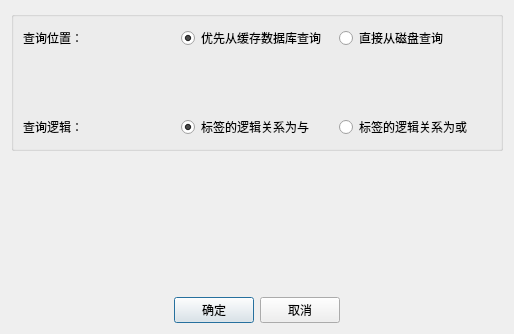
lujiajingcn/FileMarker, file dlgsearchconfig.ui: the form before one commit.
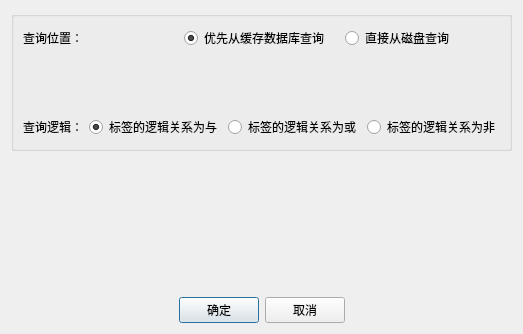
The form after the commit.

Commit message: 实现「逻辑非」(NOT) 搜索

What changed in the file:
```diff
--- a/dlgsearchconfig.ui
+++ b/dlgsearchconfig.ui
@@ -99,6 +99,19 @@
           </attribute>
          </widget>
         </item>
+        <item row="0" column="3">
+         <widget class="QRadioButton" name="rbLogicNot">
+          <property name="text">
+           <string>标签的逻辑关系为非</string>
+          </property>
+          <property name="toolTip">
+           <string>排除含所选标签的文件（逻辑非会直接扫描磁盘，不使用缓存，避免漏掉没有任何标签的文件）</string>
+          </property>
+          <attribute name="buttonGroup">
+           <string notr="true">buttonGroup_2</string>
+          </attribute>
+         </widget>
+        </item>
        </layout>
       </item>
      </layout>
```
The commit also changes 7 other files.
